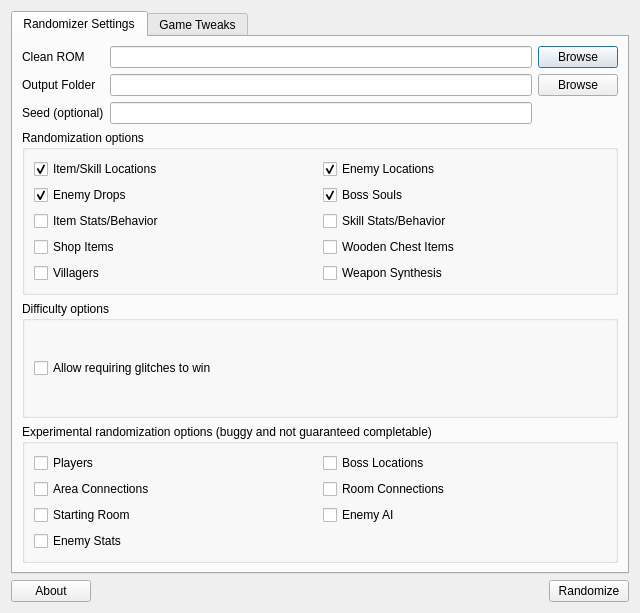
Old version of the form randomizer.ui in the repository LagoLunatic/dsvrandom.
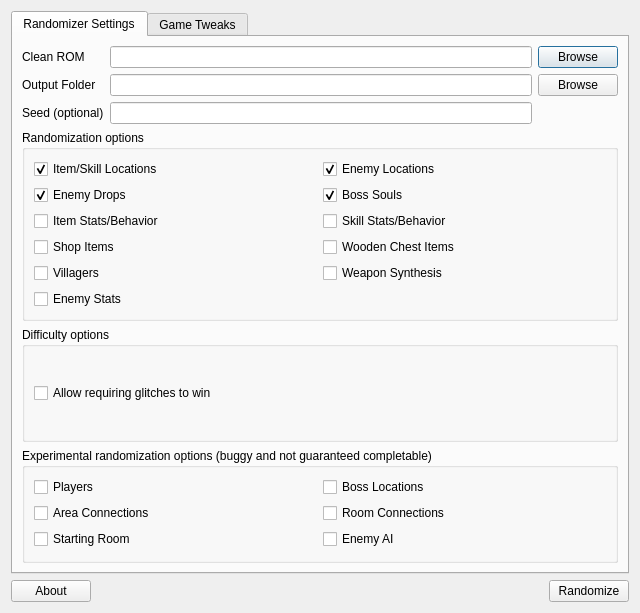
New version of the form. Icons and pictures are not drawn.

Commit message: Enemy stats rando no longer experimental

Patch:
```diff
--- a/randomizer.ui
+++ b/randomizer.ui
@@ -214,6 +214,20 @@
             </item>
            </layout>
           </item>
+          <item>
+           <layout class="QHBoxLayout" name="horizontalLayout_12">
+            <item>
+             <widget class="QCheckBox" name="randomize_enemy_stats">
+              <property name="toolTip">
+               <string>Randomizes enemy stats.</string>
+              </property>
+              <property name="text">
+               <string>Enemy Stats</string>
+              </property>
+             </widget>
+            </item>
+           </layout>
+          </item>
          </layout>
         </widget>
        </item>
@@ -314,20 +328,6 @@
             </item>
            </layout>
           </item>
-          <item>
-           <layout class="QHBoxLayout" name="horizontalLayout_12">
-            <item>
-             <widget class="QCheckBox" name="randomize_enemy_stats">
-              <property name="toolTip">
-               <string>Randomizes enemy stats.</string>
-              </property>
-              <property name="text">
-               <string>Enemy Stats</string>
-              </property>
-             </widget>
-            </item>
-           </layout>
-          </item>
          </layout>
          <zorder></zorder>
          <zorder></zorder>
```
The commit also changes 1 other file.
